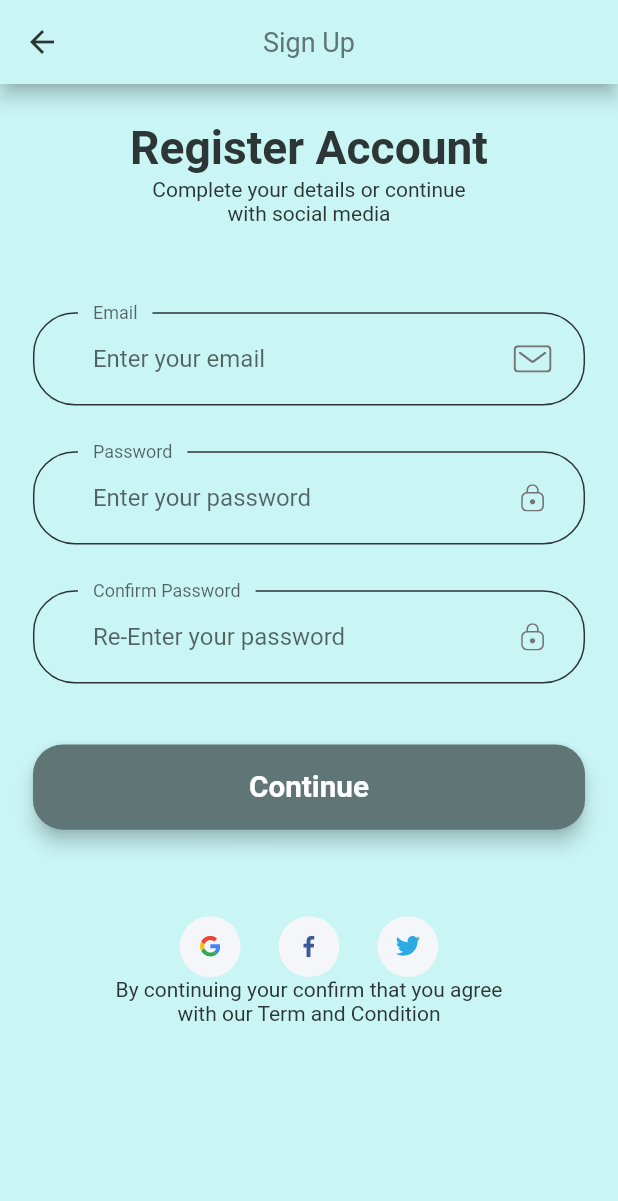
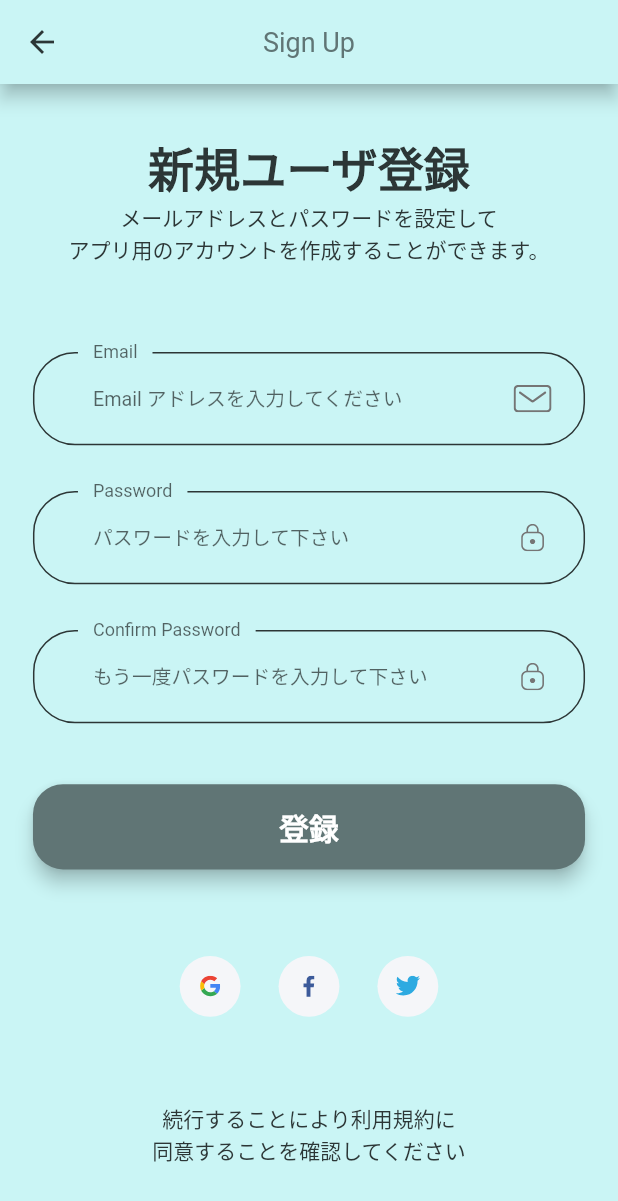
Before and after one commit to FikaStudio-code/EmanciApp, a Flutter app: the SignUpScreen screen opened by its route, on a phone screen of 412 x 824 dp. Shown: the top 1201 px of the screen. Run offline on Flutter 3.47's test engine with Material 2 defaults, Android fonts, the phone set to English and light mode, and no system bars; our stand-ins replace flutter_svg.

Commit message:
translate to japanese at sign_up

```diff
--- a/lib/screens/sign_up/components/body.dart
+++ b/lib/screens/sign_up/components/body.dart
@@ -17,10 +17,10 @@ class Body extends StatelessWidget {
         child: SingleChildScrollView(
           child: Column(
             children: [
-              SizedBox(height: SizeConfig.screenHeight * 0.02),
-              Text("Register Account", style: headingStyle),
+              SizedBox(height: SizeConfig.screenHeight * 0.04),
+              Text("新規ユーザ登録", style: headingStyle),
               Text(
-                "Complete your details or continue \nwith social media",
+                "メールアドレスとパスワードを設定して \nアプリ用のアカウントを作成することができます。",
                 textAlign: TextAlign.center,
               ),
               SizedBox(height: SizeConfig.screenHeight * 0.07),
@@ -35,8 +35,8 @@ class Body extends StatelessWidget {
                   SocialCard(icon: "assets/icons/twitter.svg", press: () {}),
                 ],
               ),
-              Text(
-                  "By continuing your confirm that you agree \nwith our Term and Condition",
+              SizedBox(height: SizeConfig.screenHeight * 0.07),
+              Text("続行することにより利用規約に\n同意することを確認してください",
                   textAlign: TextAlign.center)
             ],
           ),
--- a/lib/screens/sign_up/components/sign_up_form.dart
+++ b/lib/screens/sign_up/components/sign_up_form.dart
@@ -33,7 +33,7 @@ class _SignUpFormState extends State<SignUpForm> {
           SizedBox(height: getProportionateScreenHeight(40)),
           FormError(errors: errors),
           DefaultButton(
-              text: "Continue",
+              text: "登録",
               color: kPrimaryColor,
               press: () {
                 if (_formKey.currentState!.validate()) {
@@ -71,7 +71,8 @@ class _SignUpFormState extends State<SignUpForm> {
         },
         decoration: InputDecoration(
             labelText: "Confirm Password",
-            hintText: "Re-Enter your password",
+            hintText: "もう一度パスワードを入力して下さい",
+            hintStyle: TextStyle(fontSize: getProportionateScreenWidth(12)),
             floatingLabelBehavior: FloatingLabelBehavior.always,
             suffixIcon: CustomSuffixIcon(svgIcon: "assets/icons/Lock.svg")));
   }
@@ -110,7 +111,8 @@ class _SignUpFormState extends State<SignUpForm> {
         },
         decoration: InputDecoration(
             labelText: "Password",
-            hintText: "Enter your password",
+            hintText: "パスワードを入力して下さい",
+            hintStyle: TextStyle(fontSize: getProportionateScreenWidth(12)),
             floatingLabelBehavior: FloatingLabelBehavior.always,
             suffixIcon: CustomSuffixIcon(svgIcon: "assets/icons/Lock.svg")));
   }
@@ -149,7 +151,8 @@ class _SignUpFormState extends State<SignUpForm> {
         },
         decoration: InputDecoration(
             labelText: "Email",
-            hintText: "Enter your email",
+            hintText: "Email アドレスを入力してください",
+            hintStyle: TextStyle(fontSize: getProportionateScreenWidth(12)),
             floatingLabelBehavior: FloatingLabelBehavior.always,
             suffixIcon: CustomSuffixIcon(svgIcon: "assets/icons/Mail.svg")));
   }
```
